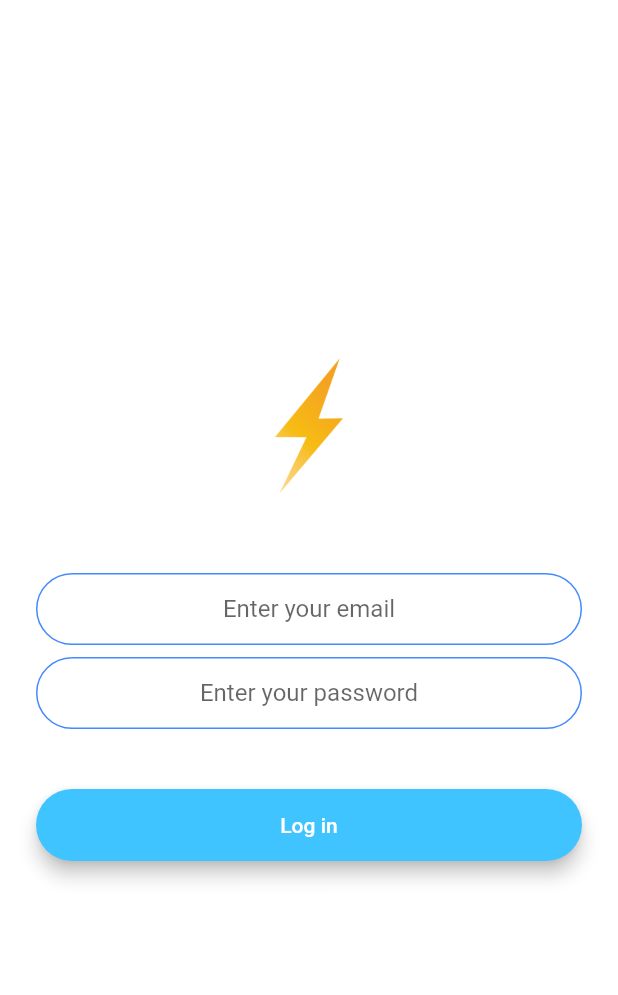
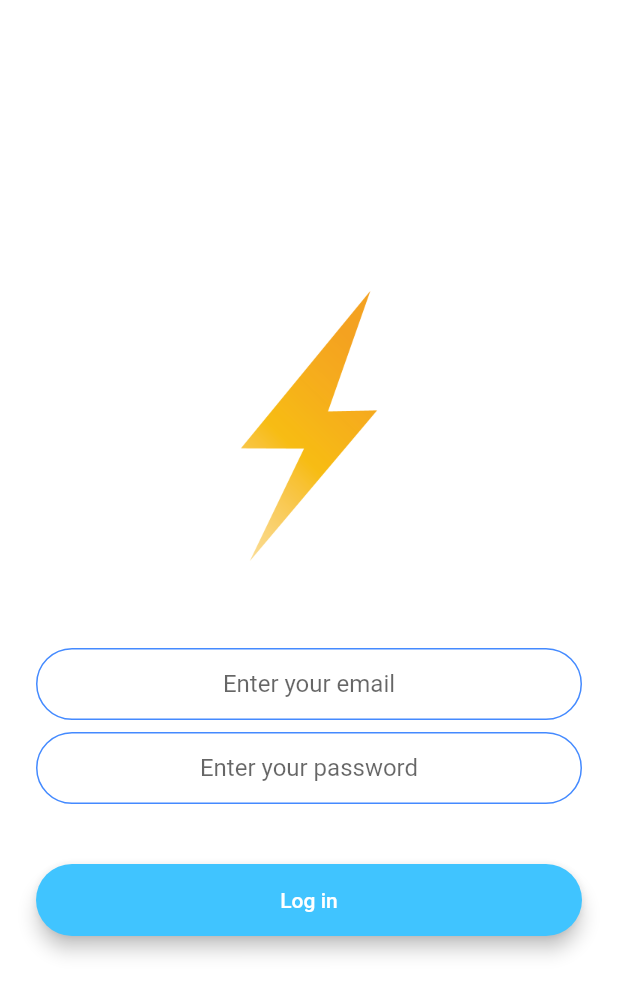
Before and after one commit to Sina2748/chat, a Flutter app: the LoginScreen screen opened by its route, on a phone screen of 412 x 824 dp. Shown: the top 995 px of the screen. Run offline on Flutter 3.47's test engine with Material 2 defaults, Android fonts, the phone set to English and light mode, and no system bars; drawn by our look-alikes of modal_progress_hud_nsn; our stand-ins replace cloud_firestore, firebase_auth, firebase_core; accounts and stored records are empty.

Commit message:
all done

```diff
--- a/lib/screens/login_screen.dart
+++ b/lib/screens/login_screen.dart
@@ -31,11 +31,13 @@ class _LoginScreenState extends State<LoginScreen> {
             mainAxisAlignment: MainAxisAlignment.center,
             crossAxisAlignment: CrossAxisAlignment.stretch,
             children: <Widget>[
-              Hero(
-                tag: 'logo',
-                child: Container(
-                  height: 100.0,
-                  child: Image.asset('images/logo.png'),
+              Flexible(
+                child: Hero(
+                  tag: 'logo',
+                  child: Container(
+                    height: 200.0,
+                    child: Image.asset('images/logo.png'),
+                  ),
                 ),
               ),
               SizedBox(
```
Also changed, not shown: lib/screens/chat_screen.dart (+24 -24 lines), lib/screens/registration_screen.dart (+7 -5 lines).
